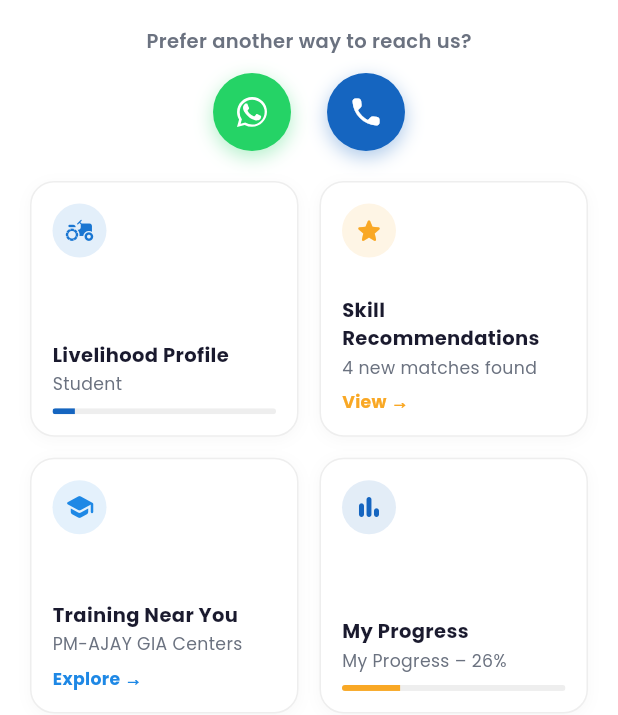
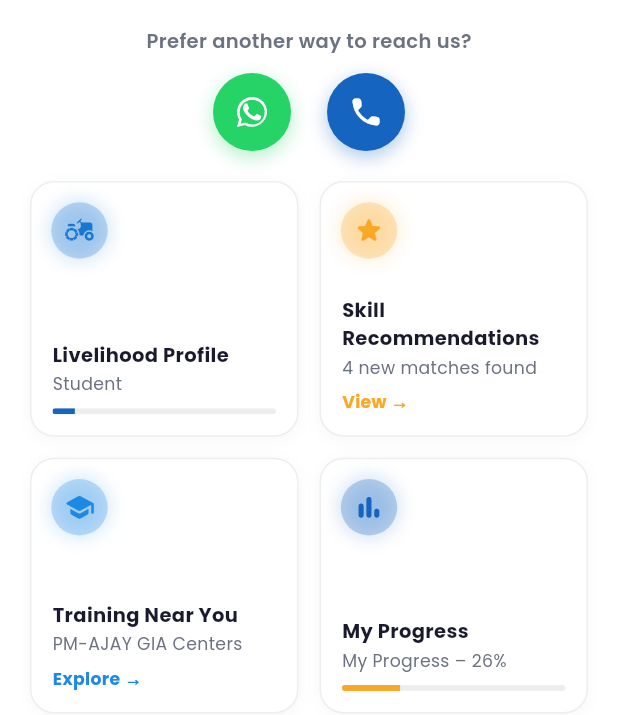
Before and after one commit to Gourabdasg/Disha-Saathi, a Flutter app: the HomeScreen screen opened directly, on a phone screen of 412 x 824 dp, the part 521-1236 px from its top. Run offline on Flutter 3.47's test engine with Material 3 defaults, Android fonts, the phone set to English and light mode, and no system bars; our stand-ins replace audioplayers, file_picker, firebase_auth, firebase_core, flutter_svg, google_fonts and 3 more; accounts and stored records are empty; network calls fail.

Commit message:
Add professional micro-animated icon badges with soft pulse glow and spring scale on tap for all 4 Home dashboard cards

```diff
--- a/lib/screens/home_screen.dart
+++ b/lib/screens/home_screen.dart
@@ -152,6 +152,146 @@ class _VoiceWaveformPulseWidgetState extends State<VoiceWaveformPulseWidget> wit
         Icons.graphic_eq_rounded,
         color: Colors.white,
         size: 26,
+      ),
+    );
+  }
+}
+
+/// Animated Circular Icon Badge Card Widget for the 4 Secondary Feature Grid Cards
+class AnimatedDashboardIconCard extends StatefulWidget {
+  final String title;
+  final String subtitle;
+  final IconData icon;
+  final Color color;
+  final String? actionText;
+  final double? progress;
+  final Color progressColor;
+  final VoidCallback onTap;
+
+  const AnimatedDashboardIconCard({
+    super.key,
+    required this.title,
+    required this.subtitle,
+    required this.icon,
+    required this.color,
+    this.actionText,
+    this.progress,
+    this.progressColor = AppColors.navy,
+    required this.onTap,
+  });
+
+  @override
+  State<AnimatedDashboardIconCard> createState() => _AnimatedDashboardIconCardState();
+}
+
+class _AnimatedDashboardIconCardState extends State<AnimatedDashboardIconCard> with SingleTickerProviderStateMixin {
+  late final AnimationController _controller;
+  late final Animation<double> _pulseScale;
+  late final Animation<double> _glowOpacity;
+
+  bool _isTapped = false;
+
+  @override
+  void initState() {
+    super.initState();
+    _controller = AnimationController(
+      vsync: this,
+      duration: const Duration(milliseconds: 2400),
+    )..repeat(reverse: true);
+
+    _pulseScale = Tween<double>(begin: 1.0, end: 1.05).animate(
+      CurvedAnimation(parent: _controller, curve: Curves.easeInOut),
+    );
+
+    _glowOpacity = Tween<double>(begin: 0.12, end: 0.28).animate(
+      CurvedAnimation(parent: _controller, curve: Curves.easeInOut),
+    );
+  }
+
+  @override
+  void dispose() {
+    _controller.dispose();
+    super.dispose();
+  }
+
+  void _handleTap() async {
+    setState(() => _isTapped = true);
+    await Future.delayed(const Duration(milliseconds: 120));
+    if (mounted) {
+      setState(() => _isTapped = false);
+      widget.onTap();
+    }
+  }
+
+  @override
+  Widget build(BuildContext context) {
+    return InkWell(
+      onTap: _handleTap,
+      borderRadius: BorderRadius.circular(16),
+      child: Container(
+        padding: const EdgeInsets.all(14),
+        decoration: BoxDecoration(
+          color: Colors.white,
+          borderRadius: BorderRadius.circular(16),
+          border: Border.all(color: Colors.grey.shade200),
+          boxShadow: [
+            BoxShadow(
+              color: Colors.black.withValues(alpha: 0.03),
+              blurRadius: 8,
+              offset: const Offset(0, 2),
+            ),
+          ],
+        ),
+        child: Column(
+          crossAxisAlignment: CrossAxisAlignment.start,
+          children: [
+            // Micro-Animated Circular Icon Badge (Circled in Red)
+            AnimatedBuilder(
+              animation: _controller,
+              builder: (context, child) {
+                final currentScale = _isTapped ? 1.15 : _pulseScale.value;
+                return Transform.scale(
+                  scale: currentScale,
+                  child: Container(
+                    padding: const EdgeInsets.all(8),
+                    decoration: BoxDecoration(
+                      color: widget.color.withValues(alpha: _glowOpacity.value),
+                      shape: BoxShape.circle,
+                      boxShadow: [
+                        BoxShadow(
+                          color: widget.color.withValues(alpha: _glowOpacity.value * 0.8),
+                          blurRadius: 10,
+                          spreadRadius: 1,
+                        ),
+                      ],
+                    ),
+                    child: Icon(widget.icon, color: widget.color, size: 20),
+                  ),
+                );
+              },
+            ),
+            const Spacer(),
+            Text(widget.title, maxLines: 2, overflow: TextOverflow.ellipsis, style: const TextStyle(fontWeight: FontWeight.bold, fontSize: 13, color: AppColors.textDark)),
+            const SizedBox(height: 2),
+            Text(widget.subtitle, maxLines: 1, overflow: TextOverflow.ellipsis, style: const TextStyle(fontSize: 11.5, color: AppColors.textMuted)),
+            if (widget.actionText != null) ...[
+              const SizedBox(height: 6),
+              Text(widget.actionText!, style: TextStyle(color: widget.color, fontSize: 11.5, fontWeight: FontWeight.bold)),
+            ],
+            if (widget.progress != null) ...[
+              const SizedBox(height: 8),
+              ClipRRect(
+                borderRadius: BorderRadius.circular(3),
+                child: LinearProgressIndicator(
+                  value: widget.progress,
+                  minHeight: 4,
+                  backgroundColor: Colors.grey.shade200,
+                  color: widget.progressColor,
+                ),
+              ),
+            ],
+          ],
+        ),
       ),
     );
   }
@@ -439,7 +579,7 @@ class _HomeScreenState extends State<HomeScreen> {
 
                     const SizedBox(height: 20),
 
-                    // 2x2 Grid of Secondary Features (Requirements 3, 4, 5, 7)
+                    // 2x2 Grid of Micro-Animated Secondary Feature Cards (Highlighted Icons in Red)
                     GridView.count(
                       crossAxisCount: 2,
                       shrinkWrap: true,
@@ -449,8 +589,7 @@ class _HomeScreenState extends State<HomeScreen> {
                       childAspectRatio: 1.05,
                       children: [
                         // Card 1: Livelihood Profile
-                        _gridCard(
-                          context,
+                        AnimatedDashboardIconCard(
                           title: state.tr('livelihood_profile'),
                           subtitle: profile.livelihood.isNotEmpty ? profile.livelihood : 'Student',
                           icon: Icons.agriculture_rounded,
@@ -462,8 +601,7 @@ class _HomeScreenState extends State<HomeScreen> {
                         ),
 
                         // Card 2: Skill Recommendations (Requirement 3 & 4)
-                        _gridCard(
-                          context,
+                        AnimatedDashboardIconCard(
                           title: state.tr('skill_recommendations'),
                           subtitle: '4 new matches found',
                           icon: Icons.star_rounded,
@@ -475,8 +613,7 @@ class _HomeScreenState extends State<HomeScreen> {
                         ),
 
                         // Card 3: Training Near You (Requirement 5)
-                        _gridCard(
-                          context,
+                        AnimatedDashboardIconCard(
                           title: state.tr('training_near_you'),
                           subtitle: 'PM-AJAY GIA Centers',
                           icon: Icons.school_rounded,
@@ -488,8 +625,7 @@ class _HomeScreenState extends State<HomeScreen> {
                         ),
 
                         // Card 4: My Progress (Requirement 7)
-                        _gridCard(
-                          context,
+                        AnimatedDashboardIconCard(
                           title: state.tr('my_progress'),
                           subtitle: '${state.tr('my_progress')} – $journeyPercent%',
                           icon: Icons.bar_chart_rounded,
@@ -627,66 +763,4 @@ class _HomeScreenState extends State<HomeScreen> {
       ),
     );
   }
-
-  Widget _gridCard(
-    BuildContext context, {
-    required String title,
-    required String subtitle,
-    required IconData icon,
-    required Color color,
-    String? actionText,
-    double? progress,
-    Color progressColor = AppColors.navy,
-    required VoidCallback onTap,
-  }) {
-    return InkWell(
-      onTap: onTap,
-      borderRadius: BorderRadius.circular(16),
-      child: Container(
-        padding: const EdgeInsets.all(14),
-        decoration: BoxDecoration(
-          color: Colors.white,
-          borderRadius: BorderRadius.circular(16),
-          border: Border.all(color: Colors.grey.shade200),
-          boxShadow: [
-            BoxShadow(
-              color: Colors.black.withValues(alpha: 0.03),
-              blurRadius: 8,
-              offset: const Offset(0, 2),
-            ),
-          ],
-        ),
-        child: Column(
-          crossAxisAlignment: CrossAxisAlignment.start,
-          children: [
-            Container(
-              padding: const EdgeInsets.all(8),
-              decoration: BoxDecoration(color: color.withValues(alpha: 0.12), shape: BoxShape.circle),
-              child: Icon(icon, color: color, size: 20),
-            ),
-            const Spacer(),
-            Text(title, maxLines: 2, overflow: TextOverflow.ellipsis, style: const TextStyle(fontWeight: FontWeight.bold, fontSize: 13, color: AppColors.textDark)),
-            const SizedBox(height: 2),
-            Text(subtitle, maxLines: 1, overflow: TextOverflow.ellipsis, style: const TextStyle(fontSize: 11.5, color: AppColors.textMuted)),
-            if (actionText != null) ...[
-              const SizedBox(height: 6),
-              Text(actionText, style: TextStyle(color: color, fontSize: 11.5, fontWeight: FontWeight.bold)),
-            ],
-            if (progress != null) ...[
-              const SizedBox(height: 8),
-              ClipRRect(
-                borderRadius: BorderRadius.circular(3),
-                child: LinearProgressIndicator(
-                  value: progress,
-                  minHeight: 4,
-                  backgroundColor: Colors.grey.shade200,
-                  color: progressColor,
-                ),
-              ),
-            ],
-          ],
-        ),
-      ),
-    );
-  }
 }
```
